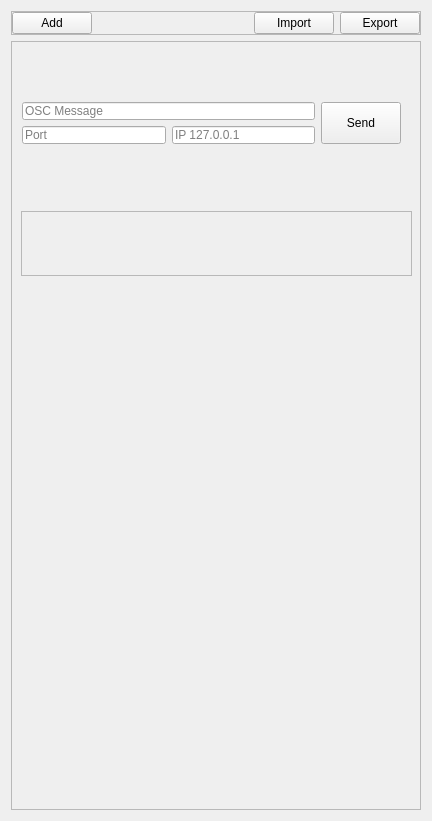
First picture: the form in osctester.ui, repository kzkyuta/OscTester, before the edit.
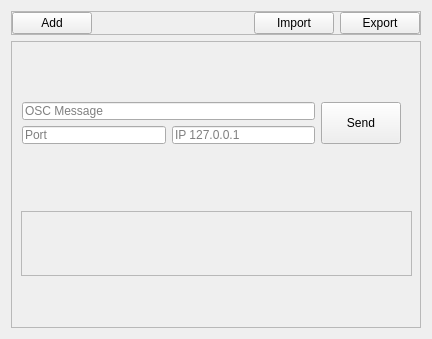
Second picture: the form after the edit.

```diff
--- a/osctester.ui
+++ b/osctester.ui
@@ -7,7 +7,7 @@
     <x>0</x>
     <y>0</y>
     <width>432</width>
-    <height>821</height>
+    <height>339</height>
    </rect>
   </property>
   <property name="windowTitle">
```
